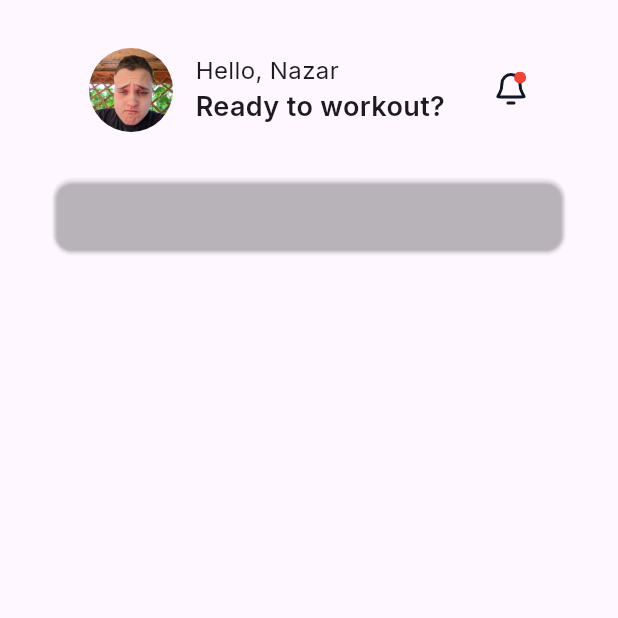
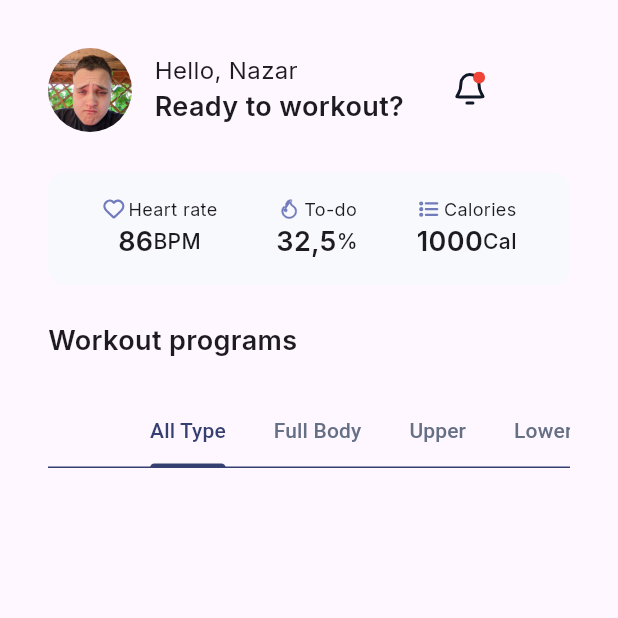
Before and after one commit to nazartaranyuk/first-flutter, a Flutter app: the screen it shows after launch, on a phone screen of 412 x 824 dp, the top half of it. Run offline on Flutter 3.47's test engine with Material 2 defaults, Android fonts, the phone set to English and light mode, and no system bars; our stand-ins replace flutter_svg, google_fonts; missing offline and left inert: bitsdojo_window, windows_notification.

Commit message:
finished main info widget, circle avatar widget, and tab bar

```diff
--- a/fluxstore_app/lib/main_page.dart
+++ b/fluxstore_app/lib/main_page.dart
@@ -1,4 +1,7 @@
 import 'package:flutter/material.dart';
+import 'package:flutter/services.dart';
+import 'package:google_fonts/google_fonts.dart';
+import 'package:fluxstore_app/widgets/top_bar_widget.dart';
 import 'package:fluxstore_app/widgets/main_info_widget.dart';
 import 'package:fluxstore_app/widgets/user_main_page_widget.dart';
 
@@ -7,16 +10,42 @@ class MainPage extends StatelessWidget {
 
   @override
   Widget build(BuildContext context) {
-    return const Scaffold(
+    return Scaffold(
+      appBar: AppBar(
+        toolbarHeight: 0,
+        systemOverlayStyle: const SystemUiOverlayStyle(
+          statusBarColor: Colors.transparent,
+          statusBarIconBrightness: Brightness.dark, // For Android (dark icons)
+          statusBarBrightness: Brightness.light,
+        ),
+      ),
       body: Align(
         alignment: Alignment.topCenter,
         child: Padding(
-          padding: EdgeInsets.all(32.0),
+          padding: const EdgeInsets.all(32.0),
           child: Column(
             children: [
-              UserMainPageWidget(),
-              Padding(padding: EdgeInsets.only(top: 27)),
-              MainInfoWidget()
+              const UserMainPageWidget(),
+              const Padding(padding: EdgeInsets.only(top: 27)),
+              const MainInfoWidget(),
+              const SizedBox(
+                height: 24,
+              ),
+              Row(
+                mainAxisAlignment: MainAxisAlignment.start,
+                children: [
+                  Text(
+                    "Workout programs",
+                    textAlign: TextAlign.start,
+                    style: GoogleFonts.inter(
+                      fontSize: 18,
+                      fontWeight: FontWeight.w600,
+                    ),
+                  )
+                ],
+              ),
+              const SizedBox(height: 24,),
+              const TopBarWidget()
             ],
           ),
         ),
--- a/fluxstore_app/lib/utils/colors.dart
+++ b/fluxstore_app/lib/utils/colors.dart
@@ -1,3 +1,9 @@
 import 'package:flutter/material.dart';
 
-const Color mainInfoColor = Color.fromARGB(1, 217, 217, 217);
+Color mainInfoColor = hexToColor("#F8F9FC");
+Color selectedTabColor = hexToColor("#363F72");
+Color unselectedTabColor = hexToColor("#667085");
+
+Color hexToColor(String code) {
+  return Color(int.parse(code.substring(1, 7), radix: 16) + 0xFF000000);
+}
--- /dev/null
+++ b/fluxstore_app/lib/widgets/main_info_item_widget.dart
@@ -0,0 +1,61 @@
+import 'package:flutter/widgets.dart';
+import 'package:flutter_svg/flutter_svg.dart';
+import 'package:google_fonts/google_fonts.dart';
+
+class MainInfoItemWidget extends StatelessWidget {
+  const MainInfoItemWidget(
+      {required this.iconAsset,
+      required this.headerText,
+      required this.itemText,
+      required this.itemValue,
+      super.key});
+
+  final String iconAsset;
+  final String headerText;
+  final String itemText;
+  final String itemValue;
+
+  @override
+  Widget build(BuildContext context) {
+    return Column(
+      children: [
+        Row(
+          mainAxisAlignment: MainAxisAlignment.center,
+          children: [
+            SvgPicture.asset(
+              iconAsset,
+              width: 16,
+              height: 16,
+            ),
+            const Padding(padding: EdgeInsets.only(left: 2)),
+            Text(headerText,
+                style: GoogleFonts.inter(
+                    fontSize: 12, fontWeight: FontWeight.w400))
+          ],
+        ),
+        Row(
+          mainAxisAlignment: MainAxisAlignment.center,
+          crossAxisAlignment: CrossAxisAlignment.center,
+          children: [
+            Text(
+              itemText,
+              textAlign: TextAlign.center,
+              style: GoogleFonts.inter(
+                fontSize: 18,
+                fontWeight: FontWeight.w600,
+              ),
+            ),
+            Text(
+              itemValue,
+              textAlign: TextAlign.center,
+              style: GoogleFonts.inter(
+                fontSize: 14,
+                fontWeight: FontWeight.w500,
+              ),
+            ),
+          ],
+        )
+      ],
+    );
+  }
+}
--- a/fluxstore_app/lib/widgets/main_info_widget.dart
+++ b/fluxstore_app/lib/widgets/main_info_widget.dart
@@ -1,23 +1,41 @@
-import 'package:flutter/widgets.dart';
 import 'package:flutter/material.dart';
 import 'package:fluxstore_app/utils/colors.dart';
+import 'package:fluxstore_app/widgets/main_info_item_widget.dart';
 
 class MainInfoWidget extends StatelessWidget {
   const MainInfoWidget({super.key});
 
   @override
   Widget build(BuildContext context) {
-    return const SizedBox(
-      width: double.infinity,
-      height: 56,
+    return SizedBox(
       child: Card(
+        margin: const EdgeInsets.all(0),
+        elevation: 0,
         color: mainInfoColor,
-        child: Padding(
+        child: const Padding(
           padding: EdgeInsets.all(16.0),
           child: Row(
             mainAxisSize: MainAxisSize.max,
-            mainAxisAlignment: MainAxisAlignment.center,
+            mainAxisAlignment: MainAxisAlignment.spaceAround,
             children: [
+              MainInfoItemWidget(
+                iconAsset: "assets/heart_bpm_icon.svg",
+                headerText: "Heart rate",
+                itemText: "86",
+                itemValue: "BPM",
+              ),
+              MainInfoItemWidget(
+                iconAsset: "assets/fire_icon.svg",
+                headerText: "To-do",
+                itemText: "32,5",
+                itemValue: "%",
+              ),
+              MainInfoItemWidget(
+                iconAsset: "assets/todo_icon.svg",
+                headerText: "Calories",
+                itemText: "1000",
+                itemValue: "Cal",
+              ),
             ],
           ),
         ),
--- /dev/null
+++ b/fluxstore_app/lib/widgets/top_bar_widget.dart
@@ -0,0 +1,50 @@
+import 'package:flutter/material.dart';
+import 'package:fluxstore_app/utils/colors.dart';
+
+class TopBarWidget extends StatefulWidget  {
+  const TopBarWidget({super.key});
+
+  @override
+  State<StatefulWidget> createState() => _TopBarWidgetState();
+
+
+
+}
+
+class _TopBarWidgetState extends State<TopBarWidget> with TickerProviderStateMixin {
+
+  late final TabController _tabController = TabController(length: 4, vsync: this);
+
+  @override
+  void initState() {
+    super.initState();
+  }
+
+  @override
+  void dispose() {
+    _tabController.dispose();
+    super.dispose();
+  }
+
+  @override
+  Widget build(BuildContext context) {
+    return SizedBox(
+      child: TabBar(
+        splashFactory: NoSplash.splashFactory,
+        isScrollable: true,
+        overlayColor: MaterialStateProperty.all(Colors.transparent),
+        labelColor: selectedTabColor,
+        unselectedLabelColor: unselectedTabColor,
+        dividerColor: selectedTabColor,
+        indicatorColor: selectedTabColor,
+        controller: _tabController,
+        tabs: const <Widget>[
+          Tab(text: "All Type"),
+          Tab(text:"Full Body"),
+          Tab(text:"Upper"),
+          Tab(text:"Lower"),
+        ]),
+    );
+  }
+
+}
--- a/fluxstore_app/lib/widgets/user_main_page_widget.dart
+++ b/fluxstore_app/lib/widgets/user_main_page_widget.dart
@@ -13,7 +13,7 @@ class UserMainPageWidget extends StatelessWidget {
       height: 56,
       child: Row(
         mainAxisSize: MainAxisSize.max,
-        mainAxisAlignment: MainAxisAlignment.center,
+        mainAxisAlignment: MainAxisAlignment.start,
         children: [
           const UserAvatarWidget(),
           const Padding(padding: EdgeInsets.only(right: 15)),
--- a/fluxstore_app/pubspec.yaml
+++ b/fluxstore_app/pubspec.yaml
@@ -64,6 +64,10 @@ flutter:
   assets:
     - assets/user_avatar.jpg
     - assets/notification_icon.svg
+    - assets/heart_icon.svg
+    - assets/heart_bpm_icon.svg
+    - assets/fire_icon.svg
+    - assets/todo_icon.svg
   # An image asset can refer to one or more resolution-specific "variants", see
   # https://flutter.dev/assets-and-images/#resolution-aware
 
```
Also changed, not shown: fluxstore_app/assets/fire_icon.svg (added), fluxstore_app/assets/heart_bpm_icon.svg (added), fluxstore_app/assets/heart_icon.svg (added), fluxstore_app/assets/todo_icon.svg (added).
